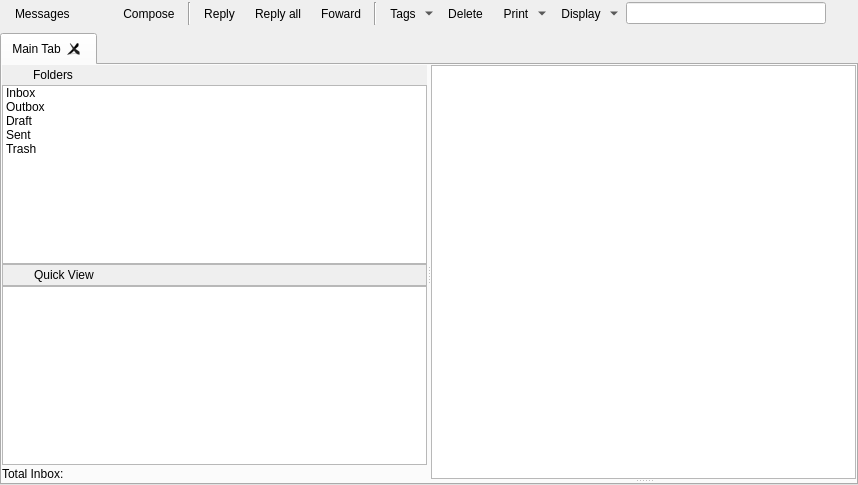
This is retroshare-gui/src/gui/msgs/MessagesDialog.ui in RetroShare/RetroShare as Qt 5 draws it before an edit. The edited form follows.
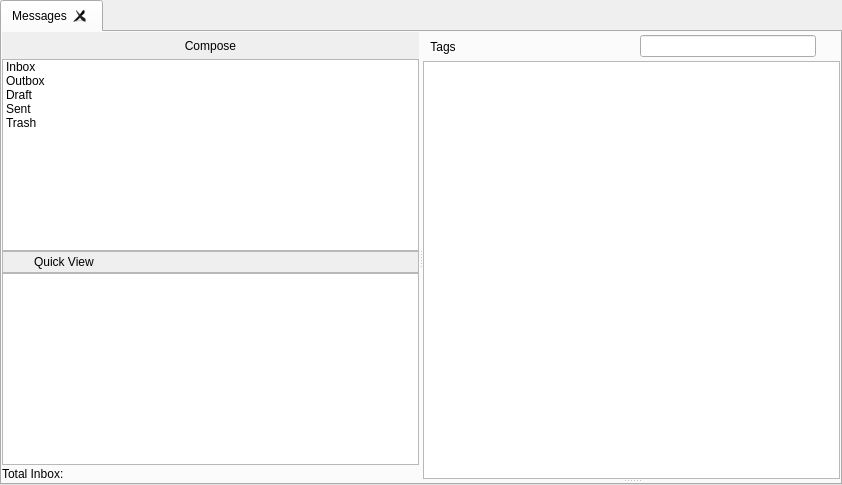
This is the edited form. Icons and pictures are not drawn. Custom widgets are drawn as their Qt base class.

Patch:
```diff
--- a/retroshare-gui/src/gui/msgs/MessagesDialog.ui
+++ b/retroshare-gui/src/gui/msgs/MessagesDialog.ui
@@ -23,495 +23,20 @@
    <property name="bottomMargin">
     <number>0</number>
    </property>
-   <item>
-    <widget class="QFrame" name="titleBarFrame">
-     <property name="sizePolicy">
-      <sizepolicy hsizetype="Preferred" vsizetype="Preferred">
-       <horstretch>0</horstretch>
-       <verstretch>0</verstretch>
-      </sizepolicy>
-     </property>
-     <property name="minimumSize">
-      <size>
-       <width>0</width>
-       <height>0</height>
-      </size>
-     </property>
-     <property name="maximumSize">
-      <size>
-       <width>16777215</width>
-       <height>28</height>
-      </size>
-     </property>
-     <property name="frameShape">
-      <enum>QFrame::NoFrame</enum>
-     </property>
-     <property name="frameShadow">
-      <enum>QFrame::Sunken</enum>
-     </property>
-     <layout class="QGridLayout" name="toolBarFrameGLayout">
-      <property name="leftMargin">
-       <number>2</number>
-      </property>
-      <property name="topMargin">
-       <number>2</number>
-      </property>
-      <property name="rightMargin">
-       <number>2</number>
-      </property>
-      <property name="bottomMargin">
-       <number>2</number>
-      </property>
-      <property name="horizontalSpacing">
-       <number>6</number>
-      </property>
-      <item row="0" column="9">
-       <widget class="Line" name="toolBarFrameLineR">
-        <property name="orientation">
-         <enum>Qt::Vertical</enum>
-        </property>
-       </widget>
-      </item>
-      <item row="0" column="4">
-       <widget class="QToolButton" name="newmessageButton">
-        <property name="minimumSize">
-         <size>
-          <width>0</width>
-          <height>0</height>
-         </size>
-        </property>
-        <property name="maximumSize">
-         <size>
-          <width>167777</width>
-          <height>167777</height>
-         </size>
-        </property>
-        <property name="focusPolicy">
-         <enum>Qt::NoFocus</enum>
-        </property>
-        <property name="toolTip">
-         <string>New Message</string>
-        </property>
-        <property name="text">
-         <string>Compose</string>
-        </property>
-        <property name="icon">
-         <iconset resource="../images.qrc">
-          <normaloff>:/images/folder-draft24.png</normaloff>:/images/folder-draft24.png</iconset>
-        </property>
-        <property name="iconSize">
-         <size>
-          <width>24</width>
-          <height>24</height>
-         </size>
-        </property>
-        <property name="toolButtonStyle">
-         <enum>Qt::ToolButtonIconOnly</enum>
-        </property>
-        <property name="autoRaise">
-         <bool>true</bool>
-        </property>
-       </widget>
-      </item>
-      <item row="0" column="11">
-       <widget class="QToolButton" name="removemessageButton">
-        <property name="minimumSize">
-         <size>
-          <width>0</width>
-          <height>0</height>
-         </size>
-        </property>
-        <property name="maximumSize">
-         <size>
-          <width>16777</width>
-          <height>16777</height>
-         </size>
-        </property>
-        <property name="focusPolicy">
-         <enum>Qt::NoFocus</enum>
-        </property>
-        <property name="toolTip">
-         <string>Remove selected message</string>
-        </property>
-        <property name="text">
-         <string>Delete</string>
-        </property>
-        <property name="icon">
-         <iconset resource="../images.qrc">
-          <normaloff>:/images/deletemail24.png</normaloff>:/images/deletemail24.png</iconset>
-        </property>
-        <property name="iconSize">
-         <size>
-          <width>24</width>
-          <height>24</height>
-         </size>
-        </property>
-        <property name="toolButtonStyle">
-         <enum>Qt::ToolButtonIconOnly</enum>
-        </property>
-        <property name="autoRaise">
-         <bool>true</bool>
-        </property>
-       </widget>
-      </item>
-      <item row="0" column="1">
-       <widget class="StyledLabel" name="titleBarLabel">
-        <property name="text">
-         <string>Messages</string>
-        </property>
-       </widget>
-      </item>
-      <item row="0" column="15">
-       <widget class="LineEditClear" name="filterLineEdit">
-        <property name="minimumSize">
-         <size>
-          <width>200</width>
-          <height>0</height>
-         </size>
-        </property>
-        <property name="maximumSize">
-         <size>
-          <width>200</width>
-          <height>16777215</height>
-         </size>
-        </property>
-       </widget>
-      </item>
-      <item row="0" column="8">
-       <widget class="QToolButton" name="forwardmessageButton">
-        <property name="minimumSize">
-         <size>
-          <width>0</width>
-          <height>0</height>
-         </size>
-        </property>
-        <property name="maximumSize">
-         <size>
-          <width>16777</width>
-          <height>16777</height>
-         </size>
-        </property>
-        <property name="focusPolicy">
-         <enum>Qt::NoFocus</enum>
-        </property>
-        <property name="toolTip">
-         <string>Forward selected message</string>
-        </property>
-        <property name="text">
-         <string>Foward</string>
-        </property>
-        <property name="icon">
-         <iconset resource="../images.qrc">
-          <normaloff>:/images/mailforward24-hover.png</normaloff>:/images/mailforward24-hover.png</iconset>
-        </property>
-        <property name="iconSize">
-         <size>
-          <width>24</width>
-          <height>24</height>
-         </size>
-        </property>
-        <property name="toolButtonStyle">
-         <enum>Qt::ToolButtonIconOnly</enum>
-        </property>
-        <property name="autoRaise">
-         <bool>true</bool>
-        </property>
-       </widget>
-      </item>
-      <item row="0" column="12">
-       <widget class="QToolButton" name="printButton">
-        <property name="sizePolicy">
-         <sizepolicy hsizetype="Fixed" vsizetype="Fixed">
-          <horstretch>0</horstretch>
-          <verstretch>0</verstretch>
-         </sizepolicy>
-        </property>
-        <property name="minimumSize">
-         <size>
-          <width>0</width>
-          <height>0</height>
-         </size>
-        </property>
-        <property name="maximumSize">
-         <size>
-          <width>16777</width>
-          <height>16777</height>
-         </size>
-        </property>
-        <property name="focusPolicy">
-         <enum>Qt::NoFocus</enum>
-        </property>
-        <property name="toolTip">
-         <string>Print selected message</string>
-        </property>
-        <property name="text">
-         <string>Print</string>
-        </property>
-        <property name="icon">
-         <iconset resource="../images.qrc">
-          <normaloff>:/images/print24.png</normaloff>:/images/print24.png</iconset>
-        </property>
-        <property name="iconSize">
-         <size>
-          <width>24</width>
-          <height>24</height>
-         </size>
-        </property>
-        <property name="popupMode">
-         <enum>QToolButton::MenuButtonPopup</enum>
-        </property>
-        <property name="toolButtonStyle">
-         <enum>Qt::ToolButtonIconOnly</enum>
-        </property>
-        <property name="autoRaise">
-         <bool>true</bool>
-        </property>
-       </widget>
-      </item>
-      <item row="0" column="13">
-       <widget class="QToolButton" name="viewtoolButton">
-        <property name="sizePolicy">
-         <sizepolicy hsizetype="Fixed" vsizetype="Fixed">
-          <horstretch>0</horstretch>
-          <verstretch>0</verstretch>
-         </sizepolicy>
-        </property>
-        <property name="focusPolicy">
-         <enum>Qt::NoFocus</enum>
-        </property>
-        <property name="text">
-         <string>Display</string>
-        </property>
-        <property name="icon">
-         <iconset resource="../images.qrc">
-          <normaloff>:/images/looknfeel.png</normaloff>:/images/looknfeel.png</iconset>
-        </property>
-        <property name="iconSize">
-         <size>
-          <width>24</width>
-          <height>24</height>
-         </size>
-        </property>
-        <property name="popupMode">
-         <enum>QToolButton::MenuButtonPopup</enum>
-        </property>
-        <property name="autoRaise">
-         <bool>true</bool>
-        </property>
-       </widget>
-      </item>
-      <item row="0" column="0">
-       <widget class="QLabel" name="titleBarPixmap">
-        <property name="sizePolicy">
-         <sizepolicy hsizetype="Fixed" vsizetype="Fixed">
-          <horstretch>0</horstretch>
-          <verstretch>0</verstretch>
-         </sizepolicy>
-        </property>
-        <property name="minimumSize">
-         <size>
-          <width>0</width>
-          <height>0</height>
-         </size>
-        </property>
-        <property name="maximumSize">
-         <size>
-          <width>24</width>
-          <height>24</height>
-         </size>
-        </property>
-        <property name="text">
-         <string/>
-        </property>
-        <property name="pixmap">
-         <pixmap resource="../icons.qrc">:/icons/png/message.png</pixmap>
-        </property>
-        <property name="scaledContents">
-         <bool>true</bool>
-        </property>
-       </widget>
-      </item>
-      <item row="0" column="10">
-       <widget class="QToolButton" name="tagButton">
-        <property name="focusPolicy">
-         <enum>Qt::NoFocus</enum>
-        </property>
-        <property name="toolTip">
-         <string>Tags</string>
-        </property>
-        <property name="text">
-         <string>Tags</string>
-        </property>
-        <property name="icon">
-         <iconset resource="../images.qrc">
-          <normaloff>:/images/tag24.png</normaloff>:/images/tag24.png</iconset>
-        </property>
-        <property name="iconSize">
-         <size>
-          <width>24</width>
-          <height>24</height>
-         </size>
-        </property>
-        <property name="popupMode">
-         <enum>QToolButton::MenuButtonPopup</enum>
-        </property>
-        <property name="autoRaise">
-         <bool>true</bool>
-        </property>
-       </widget>
-      </item>
-      <item row="0" column="6">
-       <widget class="QToolButton" name="replymessageButton">
-        <property name="sizePolicy">
-         <sizepolicy hsizetype="Fixed" vsizetype="Fixed">
-          <horstretch>0</horstretch>
-          <verstretch>0</verstretch>
-         </sizepolicy>
-        </property>
-        <property name="minimumSize">
-         <size>
-          <width>0</width>
-          <height>0</height>
-         </size>
-        </property>
-        <property name="maximumSize">
-         <size>
-          <width>16777</width>
-          <height>16777</height>
-         </size>
-        </property>
-        <property name="focusPolicy">
-         <enum>Qt::NoFocus</enum>
-        </property>
-        <property name="toolTip">
-         <string>Reply to selected message</string>
-        </property>
-        <property name="text">
-         <string>Reply</string>
-        </property>
-        <property name="icon">
-         <iconset resource="../images.qrc">
-          <normaloff>:/images/replymail-pressed.png</normaloff>:/images/replymail-pressed.png</iconset>
-        </property>
-        <property name="iconSize">
-         <size>
-          <width>24</width>
-          <height>24</height>
-         </size>
-        </property>
-        <property name="toolButtonStyle">
-         <enum>Qt::ToolButtonIconOnly</enum>
-        </property>
-        <property name="autoRaise">
-         <bool>true</bool>
-        </property>
-       </widget>
-      </item>
-      <item row="0" column="7">
-       <widget class="QToolButton" name="replyallmessageButton">
-        <property name="minimumSize">
-         <size>
-          <width>0</width>
-          <height>0</height>
-         </size>
-        </property>
-        <property name="maximumSize">
-         <size>
-          <width>16777</width>
-          <height>16777</height>
-         </size>
-        </property>
-        <property name="focusPolicy">
-         <enum>Qt::NoFocus</enum>
-        </property>
-        <property name="toolTip">
-         <string>Reply all to selected message</string>
-        </property>
-        <property name="text">
-         <string>Reply all</string>
-        </property>
-        <property name="icon">
-         <iconset resource="../images.qrc">
-          <normaloff>:/images/replymailall24-hover.png</normaloff>:/images/replymailall24-hover.png</iconset>
-        </property>
-        <property name="iconSize">
-         <size>
-          <width>24</width>
-          <height>24</height>
-         </size>
-        </property>
-        <property name="toolButtonStyle">
-         <enum>Qt::ToolButtonIconOnly</enum>
-        </property>
-        <property name="autoRaise">
-         <bool>true</bool>
-        </property>
-       </widget>
-      </item>
-      <item row="0" column="16">
-       <widget class="QToolButton" name="helpButton">
-        <property name="focusPolicy">
-         <enum>Qt::NoFocus</enum>
-        </property>
-        <property name="icon">
-         <iconset resource="../images.qrc">
-          <normaloff>:/icons/help_64.png</normaloff>:/icons/help_64.png</iconset>
-        </property>
-        <property name="checkable">
-         <bool>true</bool>
-        </property>
-        <property name="autoRaise">
-         <bool>true</bool>
-        </property>
-       </widget>
-      </item>
-      <item row="0" column="14">
-       <spacer name="toolBarFrameSpacerR">
-        <property name="orientation">
-         <enum>Qt::Horizontal</enum>
-        </property>
-        <property name="sizeHint" stdset="0">
-         <size>
-          <width>40</width>
-          <height>20</height>
-         </size>
-        </property>
-       </spacer>
-      </item>
-      <item row="0" column="2">
-       <spacer name="toolBarFrameSpacerL">
-        <property name="orientation">
-         <enum>Qt::Horizontal</enum>
-        </property>
-        <property name="sizeType">
-         <enum>QSizePolicy::Minimum</enum>
-        </property>
-        <property name="sizeHint" stdset="0">
-         <size>
-          <width>40</width>
-          <height>20</height>
-         </size>
-        </property>
-       </spacer>
-      </item>
-      <item row="0" column="5">
-       <widget class="Line" name="toolBarFrameLineL">
-        <property name="orientation">
-         <enum>Qt::Vertical</enum>
-        </property>
-       </widget>
-      </item>
-     </layout>
-    </widget>
-   </item>
    <item>
     <widget class="RSTabWidget" name="tabWidget">
+     <property name="iconSize">
+      <size>
+       <width>24</width>
+       <height>24</height>
+      </size>
+     </property>
      <property name="tabsClosable">
       <bool>true</bool>
      </property>
      <widget class="QWidget" name="tab">
       <attribute name="title">
-       <string notr="true">Main Tab</string>
+       <string notr="true">Messages</string>
       </attribute>
       <layout class="QGridLayout" name="tabGLayout">
        <property name="leftMargin">
@@ -526,9 +51,6 @@
        <property name="bottomMargin">
         <number>0</number>
        </property>
-       <property name="spacing">
-        <number>0</number>
-       </property>
        <item row="0" column="0">
         <widget class="QSplitter" name="listSplitter">
          <property name="orientation">
@@ -654,22 +176,37 @@
                <number>3</number>
               </property>
               <item>
-               <widget class="QLabel" name="folderPixmap">
+               <widget class="QToolButton" name="newmessageButton">
+                <property name="minimumSize">
+                 <size>
+                  <width>0</width>
+                  <height>0</height>
+                 </size>
+                </property>
                 <property name="maximumSize">
                  <size>
-                  <width>16</width>
-                  <height>16</height>
+                  <width>167777</width>
+                  <height>167777</height>
                  </size>
                 </property>
                 <property name="pixmap">
                  <pixmap resource="../images.qrc">:/images/foldermail.png</pixmap>
                 </property>
-               </widget>
-              </item>
-              <item>
-               <widget class="QLabel" name="folderLabel">
+                <property name="toolTip">
+                 <string>New Message</string>
+                </property>
                 <property name="text">
-                 <string>Folders</string>
+                 <string>Compose</string>
+                </property>
+                <property name="icon">
+                 <iconset resource="../images.qrc">
+                  <normaloff>:/images/folder-draft24.png</normaloff>:/images/folder-draft24.png</iconset>
+                </property>
+                <property name="toolButtonStyle">
+                 <enum>Qt::ToolButtonTextBesideIcon</enum>
+                </property>
+                <property name="autoRaise">
+                 <bool>true</bool>
                 </property>
                </widget>
               </item>
@@ -722,36 +259,124 @@
            </item>
           </layout>
          </widget>
-         <widget class="QSplitter" name="msgSplitter">
-          <property name="orientation">
-           <enum>Qt::Vertical</enum>
-          </property>
-          <widget class="QTreeView" name="messageTreeWidget">
-           <property name="contextMenuPolicy">
-            <enum>Qt::CustomContextMenu</enum>
+         <widget class="QWidget" name="layoutWidget">
+          <layout class="QVBoxLayout" name="verticalLayout_2">
+           <property name="spacing">
+            <number>0</number>
            </property>
-           <property name="selectionMode">
-            <enum>QAbstractItemView::ExtendedSelection</enum>
-           </property>
-           <property name="rootIsDecorated">
-            <bool>false</bool>
-           </property>
-           <property name="sortingEnabled">
-            <bool>true</bool>
-           </property>
-           <property name="allColumnsShowFocus">
-            <bool>true</bool>
-           </property>
-           <property name="expandsOnDoubleClick">
-            <bool>false</bool>
-           </property>
-           <attribute name="headerCascadingSectionResizes">
-            <bool>true</bool>
-           </attribute>
-          </widget>
-          <widget class="QWidget" name="layoutWidget">
-           <layout class="QGridLayout" name="msgLayout"/>
-          </widget>
+           <item>
+            <layout class="QHBoxLayout" name="horizontalLayout">
+             <property name="topMargin">
+              <number>3</number>
+             </property>
+             <property name="bottomMargin">
+              <number>3</number>
+             </property>
+             <item>
+              <widget class="QToolButton" name="tagButton">
+               <property name="focusPolicy">
+                <enum>Qt::NoFocus</enum>
+               </property>
+               <property name="toolTip">
+                <string>Tags</string>
+               </property>
+               <property name="text">
+                <string>Tags</string>
+               </property>
+               <property name="icon">
+                <iconset resource="../images.qrc">
+                 <normaloff>:/images/tag24.png</normaloff>:/images/tag24.png</iconset>
+               </property>
+               <property name="popupMode">
+                <enum>QToolButton::InstantPopup</enum>
+               </property>
+               <property name="toolButtonStyle">
+                <enum>Qt::ToolButtonTextBesideIcon</enum>
+               </property>
+               <property name="autoRaise">
+                <bool>true</bool>
+               </property>
+              </widget>
+             </item>
+             <item>
+              <spacer name="horizontalSpacer">
+               <property name="orientation">
+                <enum>Qt::Horizontal</enum>
+               </property>
+               <property name="sizeType">
+                <enum>QSizePolicy::Expanding</enum>
+               </property>
+               <property name="sizeHint" stdset="0">
+                <size>
+                 <width>40</width>
+                 <height>20</height>
+                </size>
+               </property>
+              </spacer>
+             </item>
+             <item>
+              <widget class="LineEditClear" name="filterLineEdit">
+               <property name="sizePolicy">
+                <sizepolicy hsizetype="Expanding" vsizetype="Fixed">
+                 <horstretch>0</horstretch>
+                 <verstretch>0</verstretch>
+                </sizepolicy>
+               </property>
+              </widget>
+             </item>
+             <item>
+              <widget class="QToolButton" name="helpButton">
+               <property name="focusPolicy">
+                <enum>Qt::NoFocus</enum>
+               </property>
+               <property name="icon">
+                <iconset resource="../images.qrc">
+                 <normaloff>:/icons/help_64.png</normaloff>:/icons/help_64.png</iconset>
+               </property>
+               <property name="checkable">
+                <bool>true</bool>
+               </property>
+               <property name="autoRaise">
+                <bool>true</bool>
+               </property>
+              </widget>
+             </item>
+            </layout>
+           </item>
+           <item>
+            <widget class="QSplitter" name="msgSplitter">
+             <property name="orientation">
+              <enum>Qt::Vertical</enum>
+             </property>
+             <widget class="QTreeView" name="messageTreeWidget">
+              <property name="contextMenuPolicy">
+               <enum>Qt::CustomContextMenu</enum>
+              </property>
+              <property name="selectionMode">
+               <enum>QAbstractItemView::ExtendedSelection</enum>
+              </property>
+              <property name="rootIsDecorated">
+               <bool>false</bool>
+              </property>
+              <property name="sortingEnabled">
+               <bool>true</bool>
+              </property>
+              <property name="allColumnsShowFocus">
+               <bool>true</bool>
+              </property>
+              <property name="expandsOnDoubleClick">
+               <bool>false</bool>
+              </property>
+              <attribute name="headerCascadingSectionResizes">
+               <bool>true</bool>
+              </attribute>
+             </widget>
+             <widget class="QWidget" name="layoutWidget">
+              <layout class="QGridLayout" name="msgLayout"/>
+             </widget>
+            </widget>
+           </item>
+          </layout>
          </widget>
         </widget>
        </item>
@@ -836,11 +461,6 @@
    <extends>QLineEdit</extends>
    <header location="global">gui/common/LineEditClear.h</header>
   </customwidget>
-  <customwidget>
-   <class>StyledLabel</class>
-   <extends>QLabel</extends>
-   <header>gui/common/StyledLabel.h</header>
-  </customwidget>
   <customwidget>
    <class>RSTabWidget</class>
    <extends>QTabWidget</extends>
```
Left out of the diff: 73 changed lines with no effect on the pictures.
